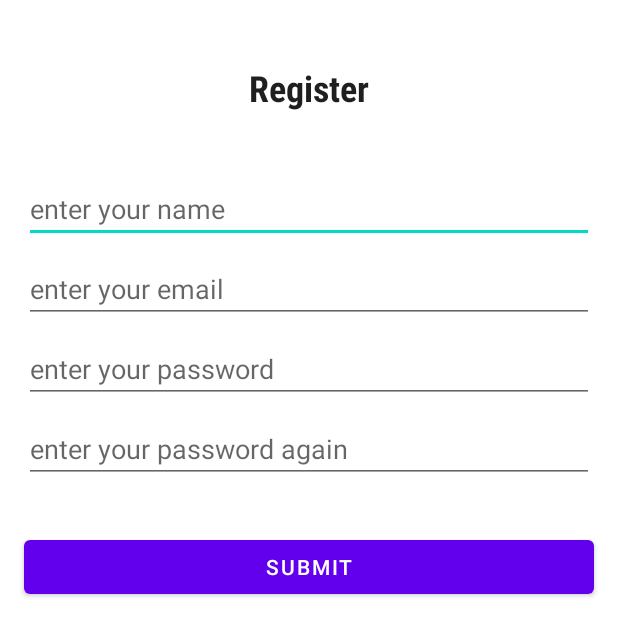
After one commit to AnandaDwiprayoga/retrofit-android-java, an Android app: the RegisterActivity screen opened directly, with no data from a screen before it, on a phone screen of 412 x 824 dp. The commit adds this screen. Shown: the top 636 px of the screen. Run offline under Robolectric (Android 15) with nearby library versions, the phone set to English and light mode, and no system bars.

Commit message:
complete register (post) login (post) and profile(get)

```diff
--- a/app/build.gradle
+++ b/app/build.gradle
@@ -44,4 +44,5 @@ dependencies {
     implementation 'androidx.recyclerview:recyclerview:1.1.0'
     //material design
     implementation "com.google.android.material:material:1.2.0-alpha05"
+    implementation 'com.android.support:design:28.0.0'
 }
--- a/app/src/main/java/id/putraprima/retrofit/api/models/AppVersion.java
+++ b/app/src/main/java/id/putraprima/retrofit/api/models/AppVersion.java
@@ -1,6 +1,8 @@
 package id.putraprima.retrofit.api.models;
 
-public class AppVersion {
+import java.io.Serializable;
+
+public class AppVersion implements Serializable {
     String app;
     String version;
 
--- a/app/src/main/java/id/putraprima/retrofit/api/services/ApiInterface.java
+++ b/app/src/main/java/id/putraprima/retrofit/api/services/ApiInterface.java
@@ -2,10 +2,27 @@ package id.putraprima.retrofit.api.services;
 
 
 import id.putraprima.retrofit.api.models.AppVersion;
+import id.putraprima.retrofit.api.models.LoginRequest;
+import id.putraprima.retrofit.api.models.LoginResponse;
+import id.putraprima.retrofit.api.models.ProfileResponse;
+import id.putraprima.retrofit.api.models.RegisterRequest;
 import retrofit2.Call;
+import retrofit2.http.Body;
 import retrofit2.http.GET;
+import retrofit2.http.POST;
+import retrofit2.http.Query;
 
 public interface ApiInterface{
     @GET("/")
     Call<AppVersion> getAppVersion();
+
+    @POST("/api/auth/login")
+    Call<LoginResponse> postLogin(@Body LoginRequest request);
+
+    @POST("/api/auth/register")
+    Call<Void> postRegister(@Body RegisterRequest request);
+
+    @GET("/api/auth/me")
+    Call<ProfileResponse> getProfile(@Query("token") String token);
+
 }
--- /dev/null
+++ b/app/src/main/res/drawable/ic_account_circle_black_24dp.xml
@@ -0,0 +1,5 @@
+<vector android:height="80dp" android:tint="#333333"
+    android:viewportHeight="24.0" android:viewportWidth="24.0"
+    android:width="80dp" xmlns:android="http://schemas.android.com/apk/res/android">
+    <path android:fillColor="#FF000000" android:pathData="M12,2C6.48,2 2,6.48 2,12s4.48,10 10,10 10,-4.48 10,-10S17.52,2 12,2zM12,5c1.66,0 3,1.34 3,3s-1.34,3 -3,3 -3,-1.34 -3,-3 1.34,-3 3,-3zM12,19.2c-2.5,0 -4.71,-1.28 -6,-3.22 0.03,-1.99 4,-3.08 6,-3.08 1.99,0 5.97,1.09 6,3.08 -1.29,1.94 -3.5,3.22 -6,3.22z"/>
+</vector>
--- a/app/src/main/res/layout/activity_main.xml
+++ b/app/src/main/res/layout/activity_main.xml
@@ -16,7 +16,8 @@
         android:text="Login"
         app:layout_constraintBottom_toTopOf="@+id/bntToRegister"
         app:layout_constraintEnd_toEndOf="parent"
-        app:layout_constraintStart_toStartOf="parent" />
+        app:layout_constraintStart_toStartOf="parent"
+        android:onClick="login"/>
 
     <Button
         android:id="@+id/bntToRegister"
@@ -25,7 +26,8 @@
         android:text="Register"
         app:layout_constraintBottom_toBottomOf="parent"
         app:layout_constraintEnd_toEndOf="parent"
-        app:layout_constraintStart_toStartOf="parent" />
+        app:layout_constraintStart_toStartOf="parent"
+        android:onClick="goToRegister"/>
 
     <EditText
         android:id="@+id/edtEmail"
--- /dev/null
+++ b/app/src/main/res/layout/activity_register.xml
@@ -0,0 +1,89 @@
+<?xml version="1.0" encoding="utf-8"?>
+<androidx.constraintlayout.widget.ConstraintLayout xmlns:android="http://schemas.android.com/apk/res/android"
+    xmlns:app="http://schemas.android.com/apk/res-auto"
+    xmlns:tools="http://schemas.android.com/tools"
+    android:layout_width="match_parent"
+    android:layout_height="match_parent"
+    tools:context=".ui.RegisterActivity">
+
+    <TextView
+        android:id="@+id/textView2"
+        android:layout_width="wrap_content"
+        android:layout_height="wrap_content"
+        android:layout_marginTop="42dp"
+        android:fontFamily="sans-serif-condensed-medium"
+        android:text="Register"
+        android:textColor="#201F1F"
+        android:textSize="24sp"
+        android:textStyle="bold"
+        app:layout_constraintEnd_toEndOf="parent"
+        app:layout_constraintStart_toStartOf="parent"
+        app:layout_constraintTop_toTopOf="parent" />
+
+    <EditText
+        android:id="@+id/etName"
+        android:layout_width="0dp"
+        android:layout_height="wrap_content"
+        android:layout_marginStart="16dp"
+        android:layout_marginTop="42dp"
+        android:layout_marginEnd="16dp"
+        android:hint="enter your name"
+        android:inputType="textPersonName"
+        app:layout_constraintEnd_toEndOf="parent"
+        app:layout_constraintStart_toStartOf="parent"
+        app:layout_constraintTop_toBottomOf="@+id/textView2" />
+
+    <EditText
+        android:id="@+id/etEmail"
+        android:layout_width="0dp"
+        android:layout_height="wrap_content"
+        android:layout_marginStart="16dp"
+        android:layout_marginTop="8dp"
+        android:layout_marginEnd="16dp"
+        android:hint="enter your email"
+        android:inputType="textEmailAddress"
+        app:layout_constraintEnd_toEndOf="parent"
+        app:layout_constraintStart_toStartOf="parent"
+        app:layout_constraintTop_toBottomOf="@+id/etName" />
+
+    <EditText
+        android:id="@+id/etPassword"
+        android:layout_width="0dp"
+        android:layout_height="wrap_content"
+        android:layout_marginStart="16dp"
+        android:layout_marginTop="8dp"
+        android:layout_marginEnd="16dp"
+        android:hint="enter your password"
+        android:inputType="textPassword"
+        app:layout_constraintEnd_toEndOf="parent"
+        app:layout_constraintStart_toStartOf="parent"
+        app:layout_constraintTop_toBottomOf="@+id/etEmail" />
+
+    <EditText
+        android:id="@+id/etPasswordAgain"
+        android:layout_width="0dp"
+        android:layout_height="wrap_content"
+        android:layout_marginStart="16dp"
+        android:layout_marginEnd="16dp"
+        android:layout_marginTop="8dp"
+        android:hint="enter your password again"
+        android:inputType="textPassword"
+        app:layout_constraintEnd_toEndOf="parent"
+        app:layout_constraintStart_toStartOf="parent"
+        app:layout_constraintTop_toBottomOf="@+id/etPassword" />
+
+    <Button
+        android:layout_width="0dp"
+        android:layout_height="wrap_content"
+        app:layout_constraintEnd_toEndOf="parent"
+        app:layout_constraintStart_toStartOf="parent"
+        app:layout_constraintTop_toBottomOf="@+id/etPasswordAgain"
+        android:layout_marginStart="16dp"
+        android:layout_marginEnd="16dp"
+        android:layout_marginTop="32dp"
+        android:text="Submit"
+        android:onClick="submitRegister"
+        />
+
+
+</androidx.constraintlayout.widget.ConstraintLayout>
```
Also changed, not shown: app/src/main/AndroidManifest.xml (+5 -3 lines), app/src/main/java/id/putraprima/retrofit/api/models/DataProfile.java (added, +36 -0 lines), app/src/main/java/id/putraprima/retrofit/api/models/LoginRequest.java (added, +26 -0 lines), app/src/main/java/id/putraprima/retrofit/api/models/LoginResponse.java (added, +36 -0 lines), app/src/main/java/id/putraprima/retrofit/api/models/ProfileResponse.java (added, +17 -0 lines), app/src/main/java/id/putraprima/retrofit/api/models/RegisterRequest.java (added, +44 -0 lines), app/src/main/java/id/putraprima/retrofit/ui/MainActivity.java (+86 -0 lines), app/src/main/java/id/putraprima/retrofit/ui/ProfilActivity.java (added, +70 -0 lines), app/src/main/java/id/putraprima/retrofit/ui/RegisterActivity.java (added, +99 -0 lines), app/src/main/java/id/putraprima/retrofit/ui/SplashActivity.java (+9 -2 lines), app/src/main/res/layout/activity_profil.xml (added, +66 -0 lines).
